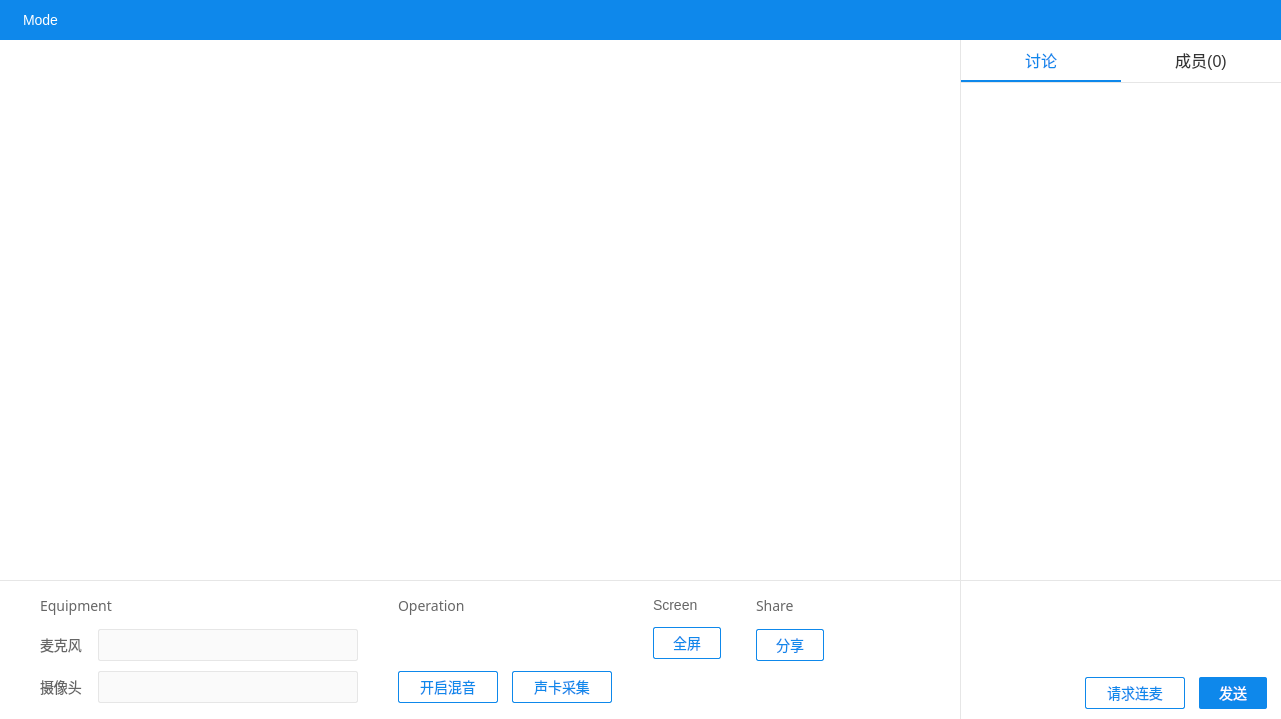
Above: windows/LiveDemo5/ZegoLiveDemo/ZegoLiveRoomDialog.ui from 1815368076/ZegoLiveDemo5Rtp before the change. Below: the same form after it.
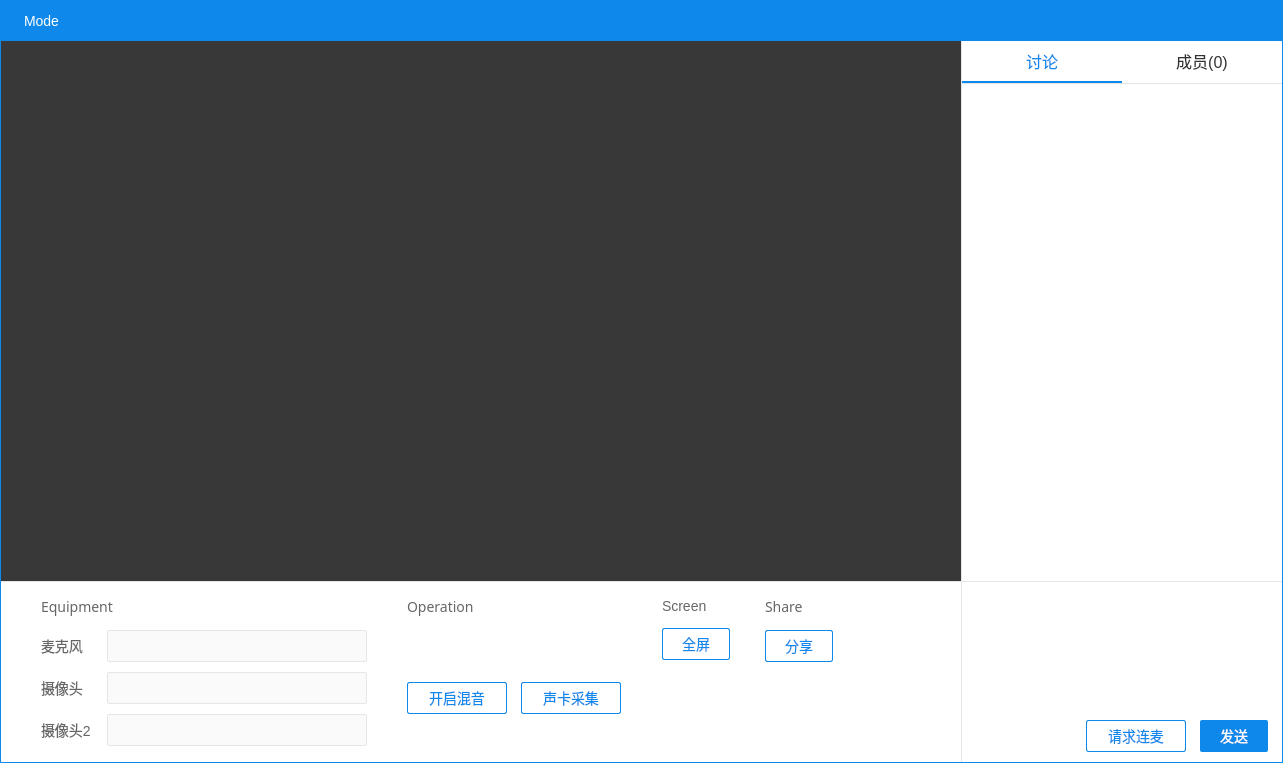
That is the form after the change. Icons and pictures are not drawn. Custom widgets are drawn as their Qt base class.

Commit message: Update LiveDemo5, Version: 171204_110146_master-0-g94ae51c_bn96_Demo5UDP3

Patch:
```diff
--- a/windows/LiveDemo5/ZegoLiveDemo/ZegoLiveRoomDialog.ui
+++ b/windows/LiveDemo5/ZegoLiveDemo/ZegoLiveRoomDialog.ui
@@ -6,8 +6,8 @@
    <rect>
     <x>0</x>
     <y>0</y>
-    <width>1281</width>
-    <height>719</height>
+    <width>1283</width>
+    <height>763</height>
    </rect>
   </property>
   <property name="windowTitle">
@@ -16,21 +16,42 @@
   <property name="styleSheet">
    <string notr="true">border: none;</string>
   </property>
+  <layout class="QVBoxLayout" name="verticalLayout_11">
+   <property name="spacing">
+    <number>0</number>
+   </property>
+   <property name="leftMargin">
+    <number>0</number>
+   </property>
+   <property name="topMargin">
+    <number>0</number>
+   </property>
+   <property name="rightMargin">
+    <number>0</number>
+   </property>
+   <property name="bottomMargin">
+    <number>0</number>
+   </property>
+   <item>
+    <widget class="QWidget" name="m_zoneBaseDialog" native="true">
+     <property name="styleSheet">
+      <string notr="true">background-color: #0e88eb;</string>
+     </property>
   <layout class="QVBoxLayout" name="verticalLayout" stretch="0,4,0,1">
    <property name="spacing">
     <number>0</number>
    </property>
    <property name="leftMargin">
-    <number>0</number>
+       <number>1</number>
    </property>
    <property name="topMargin">
-    <number>0</number>
+       <number>1</number>
    </property>
    <property name="rightMargin">
-    <number>0</number>
+       <number>1</number>
    </property>
    <property name="bottomMargin">
-    <number>0</number>
+       <number>1</number>
    </property>
    <item>
     <widget class="QWidget" name="m_zoneTitle" native="true">
@@ -173,6 +194,11 @@
     background-color: #0e88eb;
 }
 
+QPushButton:checked{
+    border: 1px solid #0e88eb;
+    background-color: #0e88eb;
+}
+
 QPushButton:hover{
     border: 1px solid #0d80de;
     background-color: #0d80de;
@@ -301,6 +327,9 @@
         </property>
         <item>
          <widget class="QWidget" name="m_zoneLiveView_Inner" native="true">
+             <property name="styleSheet">
+              <string notr="true">background-color: #383838;</string>
+             </property>
           <layout class="QHBoxLayout" name="zoneLiveViewHorizontalLayout">
            <property name="spacing">
             <number>0</number>
@@ -710,13 +739,13 @@
        <property name="minimumSize">
         <size>
          <width>0</width>
-         <height>138</height>
+            <height>180</height>
         </size>
        </property>
        <property name="maximumSize">
         <size>
          <width>16777215</width>
-         <height>138</height>
+            <height>180</height>
         </size>
        </property>
        <property name="styleSheet">
@@ -1077,6 +1106,117 @@
                 </property>
                </widget>
               </item>
+                 <item row="2" column="0">
+                  <widget class="QLabel" name="m_lbCamera2">
+                   <property name="styleSheet">
+                    <string notr="true">QLabel:!enabled{
+    font-family: 微软雅黑;
+    font-size: 14px;
+    color: #cccccc;
+ }
+ 
+QLabel:enabled{
+    font-family: 微软雅黑;
+    font-size: 14px;
+    color: #666666;
+ }</string>
+                   </property>
+                   <property name="text">
+                    <string>摄像头2</string>
+                   </property>
+                  </widget>
+                 </item>
+                 <item row="2" column="1">
+                  <widget class="QComboBox" name="m_cbCamera2">
+                   <property name="minimumSize">
+                    <size>
+                     <width>260</width>
+                     <height>32</height>
+                    </size>
+                   </property>
+                   <property name="styleSheet">
+                    <string notr="true">  QComboBox{
+     padding-left: 10px;
+ }
+
+ QComboBox:!enabled{
+    border: 1px solid #e6e6e6;
+    border-radius: 2px;
+    font-family: 微软雅黑;
+    font-size: 16px;
+	background-color: #fafafa;
+	color: #cccccc;
+ }
+
+ QComboBox:enabled:!hover{
+    border: 1px solid #e6e6e6;
+    border-radius: 2px;
+    font-family: 微软雅黑;
+    font-size: 16px;
+	background-color: #fafafa;
+	color: #666666;
+}
+QComboBox:enabled:hover{
+     border: 1px solid #0e88eb;
+     border-radius: 2px;
+     font-family: 微软雅黑;
+     font-size: 16px;
+	 background-color: #fafafa;
+	 color: #666666;
+}
+
+QComboBox::drop-down{
+    subcontrol-origin: padding;
+    subcontrol-position: top right;
+    width: 20px;
+ 
+    border-left-width: 1px;
+
+    border-top-right-radius: 2px; /* same radius as the QComboBox */
+    border-bottom-right-radius: 2px;
+
+ }
+
+ QComboBox::down-arrow{
+
+     border-image: url(:/Resources/images/down_arrow.png);
+ }
+
+ 
+  QComboBox QAbstractItemView{
+     font-family: 微软雅黑;
+     font-size: 14px;
+     border: 1px solid #0e88eb;
+	 background-color: #ffffff;
+	 border-radius: 2px;
+	 
+  }
+
+ QComboBox QAbstractItemView::item{
+     
+     height: 32px;
+	 font-family: 微软雅黑;
+     font-size: 14px;
+	 color: #666666;
+	 background-color: #ffffff;
+	 padding-left: 10px;
+	 padding-right: 10px;
+ }
+
+ QComboBox QAbstractItemView::item:hover{
+     
+     height: 32px;
+	 font-family: 微软雅黑;
+     font-size: 14px;
+	 color: #ffffff;
+	 background-color: #0e88eb;
+	 padding-left: 10px;
+	 padding-right: 10px;
+ }
+</string>
+                   </property>
+                  </widget>
+                 </item>
              </layout>
             </item>
            </layout>
@@ -1307,7 +1447,7 @@
               <property name="sizeHint" stdset="0">
                <size>
                 <width>20</width>
-                <height>10</height>
+                   <height>20</height>
                </size>
               </property>
              </spacer>
@@ -1807,7 +1947,7 @@
             </property>
             <property name="sizeHint" stdset="0">
              <size>
-              <width>120</width>
+                 <width>112</width>
               <height>20</height>
              </size>
             </property>
@@ -1852,13 +1992,13 @@
        <property name="minimumSize">
         <size>
          <width>320</width>
-         <height>138</height>
+            <height>180</height>
         </size>
        </property>
        <property name="maximumSize">
         <size>
          <width>320</width>
-         <height>138</height>
+            <height>180</height>
         </size>
        </property>
        <property name="styleSheet">
@@ -2123,6 +2263,9 @@
    </item>
   </layout>
  </widget>
+   </item>
+  </layout>
+ </widget>
  <customwidgets>
   <customwidget>
    <class>MircoPhoneButton</class>
```
Left out of the diff: 12 changed lines with no effect on the pictures. Lines whose indentation alone changed are shown as unchanged. The commit also changes 132 other files.
